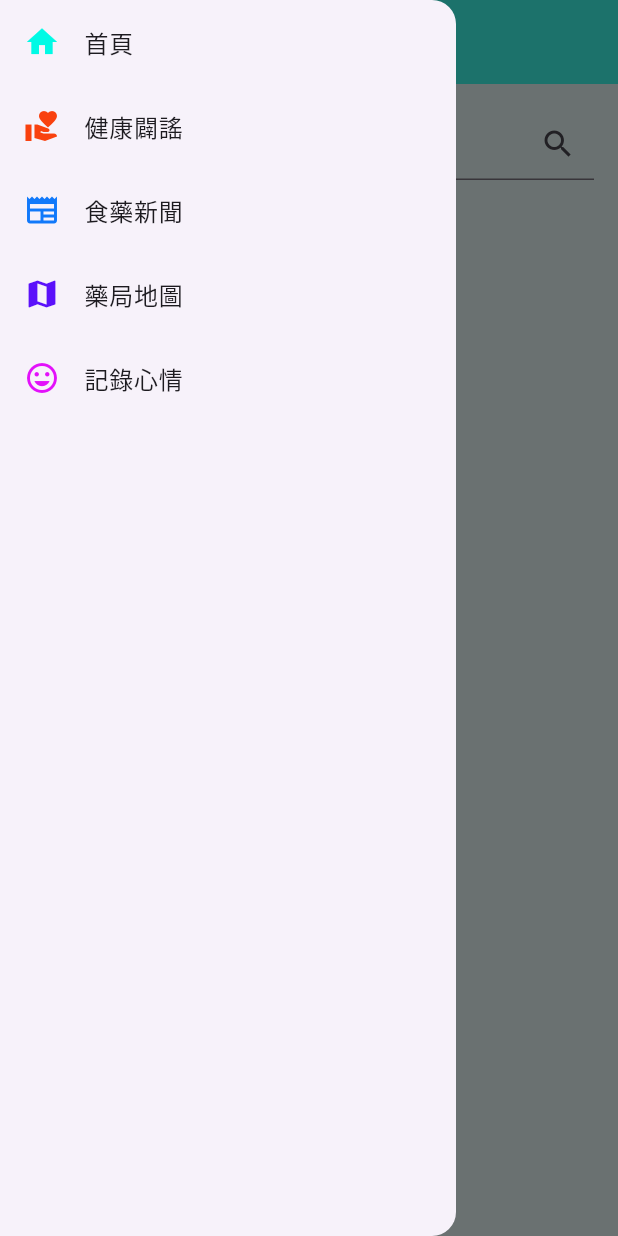
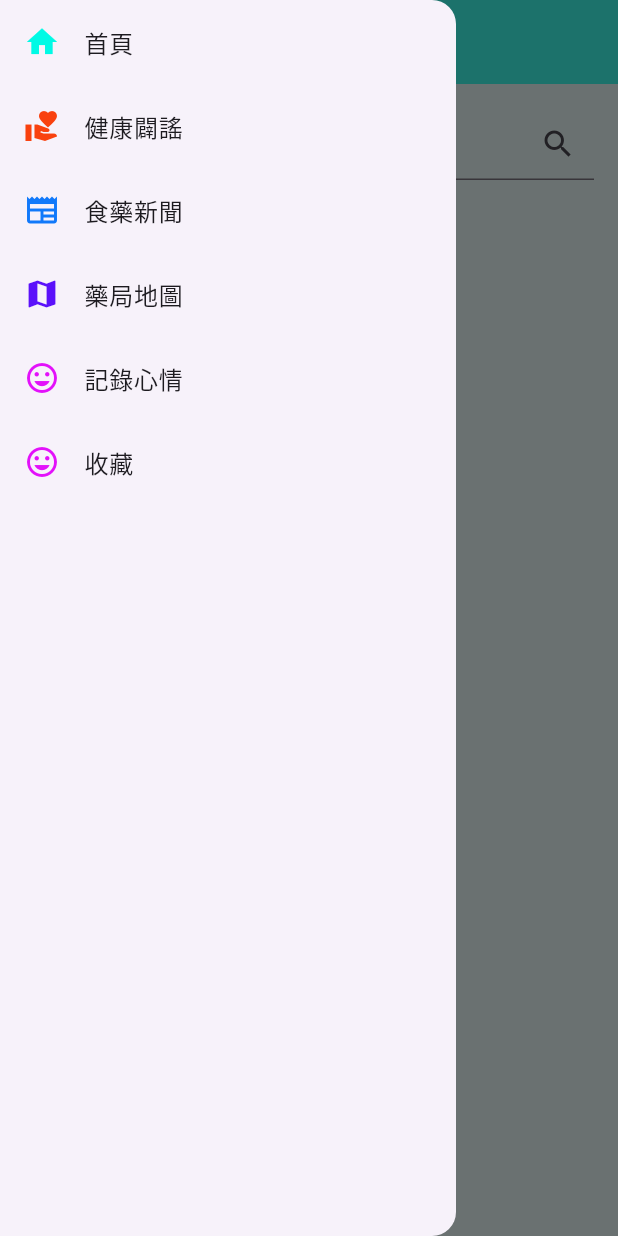
Before and after one commit to hsinyi-lin/HealNow-2.0, a Flutter app: the screen it shows after launch, with the side drawer open, on a phone screen of 412 x 824 dp. Run offline on Flutter 3.47's test engine with Material 3 defaults, Android fonts, the phone set to English and light mode, and no system bars; our stand-ins replace google_maps_flutter, sqflite; missing offline and left inert: postgres; accounts and stored records are empty.

Commit message:
fork bugfix

```diff
--- a/lib/data/dbhelper.dart
+++ b/lib/data/dbhelper.dart
@@ -41,7 +41,7 @@ class DatabaseHelper {
   Future<List<Map<String, dynamic>>> fetchMedData() async {
     print('正在取得資料...');
 
-    final result = await _connection.query('SELECT * FROM med ');
+    final result = await _connection.query('SELECT * FROM med LIMIT 5');
 
     // for (final row in result) {
     //   final id = row[0];
@@ -64,7 +64,7 @@ class DatabaseHelper {
 
   Future<List<Map<String, dynamic>>> fetchNewsData() async {
     // print('正在取得資料...');
-    final result = await _connection.query('SELECT * FROM news ');
+    final result = await _connection.query('SELECT * FROM news LIMIT 5');
     final dataList = result.map((row) => row.toColumnMap());
 
     return dataList.toList();
--- a/lib/widgets/app_drawer.dart
+++ b/lib/widgets/app_drawer.dart
@@ -4,6 +4,7 @@ import 'package:test_app/screen/map.dart';
 import 'package:test_app/screen/mood.dart';
 import 'package:test_app/screen/news.dart';
 import 'package:test_app/screen/rumor.dart';
+import 'package:test_app/screen/collect.dart';
 class AppDrawer extends StatelessWidget {
   const AppDrawer({super.key});
 
@@ -52,6 +53,13 @@ class AppDrawer extends StatelessWidget {
               navigateToPage(context, const MoodPage());
             },
           ),
+          ListTile(
+            leading: const Icon(Icons.mood, color: Color.fromARGB(255, 227, 17, 250)),
+            title: const Text('收藏'),
+            onTap: () {
+              navigateToPage(context, CollectPage());
+            },
+          ),
         ],
       ),
     );
```
Also changed, not shown: 1 other file.
